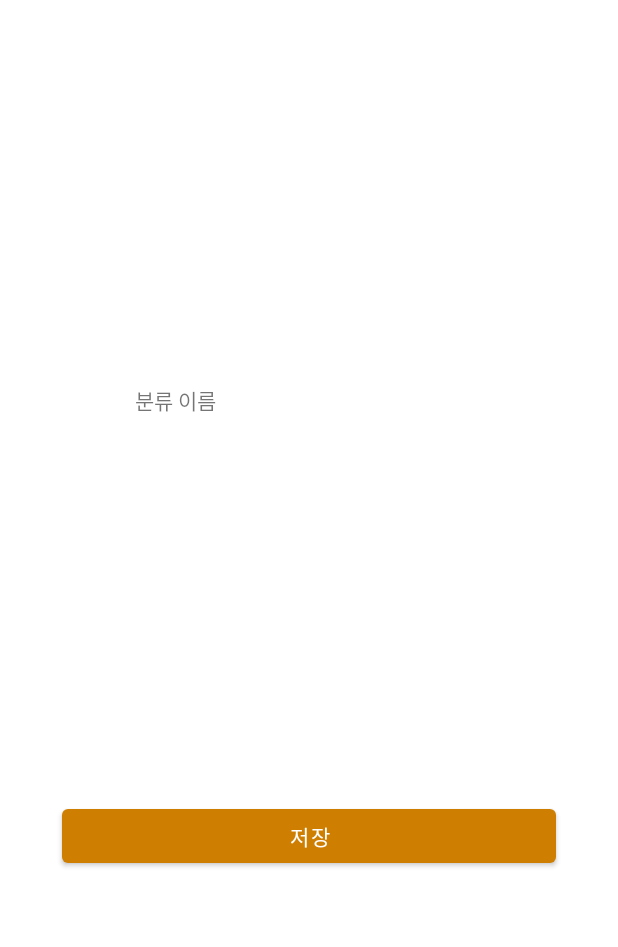
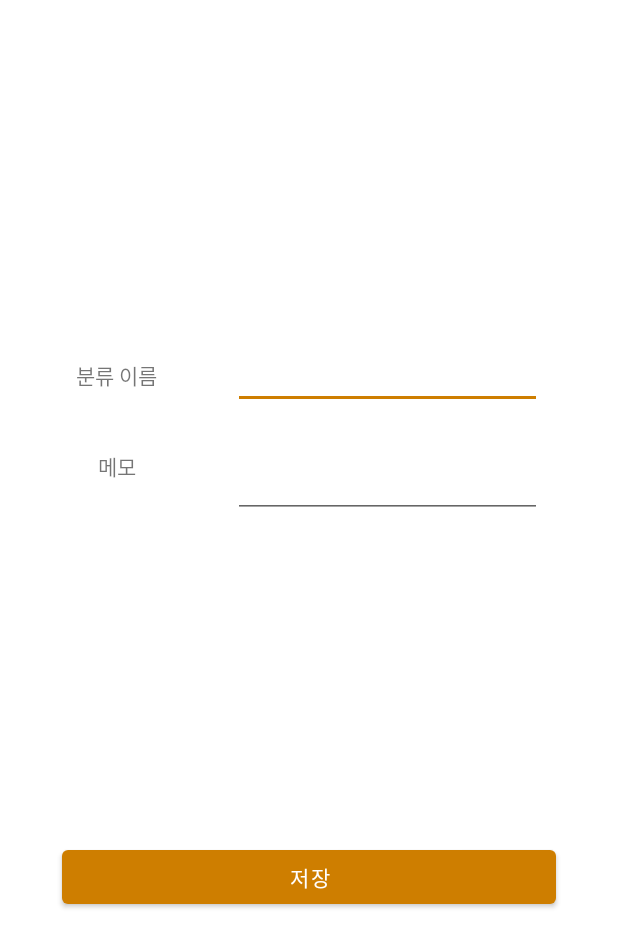
Before and after one commit to doyou1/app-fullstack-workspace, an Android app: the AddCategoryInputActivity screen opened directly, with no data from a screen before it, on a phone screen of 412 x 824 dp. Shown: the top 947 px of the screen. Run offline under Robolectric (Android 15) with nearby library versions, the phone set to English and light mode, and no system bars; our stand-ins replace data binding.

Commit message:
add insert category logic

```diff
--- a/AccountBookUISampling/app/src/main/java/com/example/accountbookuisampling/register/fragment/IncomeFragment.kt
+++ b/AccountBookUISampling/app/src/main/java/com/example/accountbookuisampling/register/fragment/IncomeFragment.kt
@@ -203,6 +203,7 @@ class IncomeFragment : BaseRegisterFragment() {
     }
 
     private fun showInputFragment(flag: Int) {
+        hideKeyboard()
 
         val transaction = childFragmentManager.beginTransaction()
         val fragment = when (flag) {
--- a/AccountBookUISampling/app/src/main/java/com/example/accountbookuisampling/register/fragment/TransferFragment.kt
+++ b/AccountBookUISampling/app/src/main/java/com/example/accountbookuisampling/register/fragment/TransferFragment.kt
@@ -234,6 +234,7 @@ class TransferFragment : BaseRegisterFragment() {
     }
 
     private fun showInputFragment(flag: Int) {
+        hideKeyboard()
 
         val transaction = childFragmentManager.beginTransaction()
         val fragment = when (flag) {
--- a/AccountBookUISampling/app/src/main/res/layout/activity_add_asset_text_input.xml
+++ b/AccountBookUISampling/app/src/main/res/layout/activity_add_asset_text_input.xml
@@ -71,7 +71,8 @@
                         app:layout_constraintHorizontal_bias="0"
                         app:layout_constraintStart_toEndOf="@+id/tv_name"
                         app:layout_constraintTop_toTopOf="@+id/tv_name"
-                        app:layout_constraintWidth_percent="0.5" />
+                        app:layout_constraintWidth_percent="0.5"
+                        />
 
                     <com.google.android.material.textfield.TextInputEditText
                         android:id="@+id/et_amount"
--- a/AccountBookUISampling/app/src/main/res/layout/activity_add_category_text_input.xml
+++ b/AccountBookUISampling/app/src/main/res/layout/activity_add_category_text_input.xml
@@ -16,24 +16,50 @@
             app:layout_constraintTop_toTopOf="parent">
 
             <TextView
-                android:id="@+id/tv_category_name"
+                android:id="@+id/tv_name"
                 android:layout_width="wrap_content"
                 android:layout_height="wrap_content"
+                android:layout_marginVertical="@dimen/default_margin_vertical"
                 android:text="@string/text_category_name"
-                app:layout_constraintBottom_toBottomOf="parent"
+                app:layout_constraintBottom_toTopOf="@+id/tv_memo"
                 app:layout_constraintEnd_toStartOf="@+id/et_name"
                 app:layout_constraintStart_toStartOf="parent"
                 app:layout_constraintTop_toTopOf="parent" />
 
+            <TextView
+                android:id="@+id/tv_memo"
+                android:layout_width="wrap_content"
+                android:layout_height="wrap_content"
+                android:layout_marginVertical="@dimen/default_margin_vertical"
+                android:text="@string/text_memo"
+                app:layout_constraintBottom_toBottomOf="parent"
+                app:layout_constraintEnd_toStartOf="@+id/et_memo"
+                app:layout_constraintStart_toStartOf="parent"
+                app:layout_constraintTop_toBottomOf="@+id/tv_name" />
+
             <com.google.android.material.textfield.TextInputEditText
                 android:id="@+id/et_name"
-                style="@style/Widget.MaterialComponents.Button.OutlinedButton"
-                android:layout_width="wrap_content"
+                style="@style/ThemeOverlay.Material3.TextInputEditText.OutlinedBox"
+                android:layout_width="0dp"
                 android:layout_height="wrap_content"
+                android:inputType="text"
+                app:layout_constraintBottom_toBottomOf="@+id/tv_name"
+                app:layout_constraintEnd_toEndOf="parent"
+                app:layout_constraintStart_toEndOf="@+id/tv_name"
+                app:layout_constraintTop_toTopOf="@+id/tv_name"
+                app:layout_constraintWidth_percent="0.5" />
+
+            <com.google.android.material.textfield.TextInputEditText
+                android:id="@+id/et_memo"
+                style="@style/ThemeOverlay.Material3.TextInputEditText.OutlinedBox"
+                android:layout_width="0dp"
+                android:layout_height="wrap_content"
+                android:inputType="text"
                 app:layout_constraintBottom_toBottomOf="parent"
-                app:layout_constraintEnd_toEndOf="parent"
-                app:layout_constraintStart_toEndOf="@+id/tv_category_name"
-                app:layout_constraintTop_toTopOf="parent" />
+                app:layout_constraintEnd_toEndOf="@+id/et_name"
+                app:layout_constraintStart_toStartOf="@+id/et_name"
+                app:layout_constraintTop_toTopOf="@+id/tv_memo"
+                app:layout_constraintWidth_percent="0.5" />
 
         </androidx.constraintlayout.widget.ConstraintLayout>
 
```
Also changed, not shown: AccountBookUISampling/app/src/main/java/com/example/accountbookuisampling/register/fragment/ConsumptionFragment.kt (+7 -4 lines), AccountBookUISampling/app/src/main/java/com/example/accountbookuisampling/registerinput/activity/AddAssetInputActivity.kt (+0 -8 lines), AccountBookUISampling/app/src/main/java/com/example/accountbookuisampling/registerinput/activity/AddCategoryInputActivity.kt (+35 -8 lines), AccountBookUISampling/app/src/main/java/com/example/accountbookuisampling/registerinput/fragment/RegisterInputCategoryFragment.kt (+18 -12 lines).
